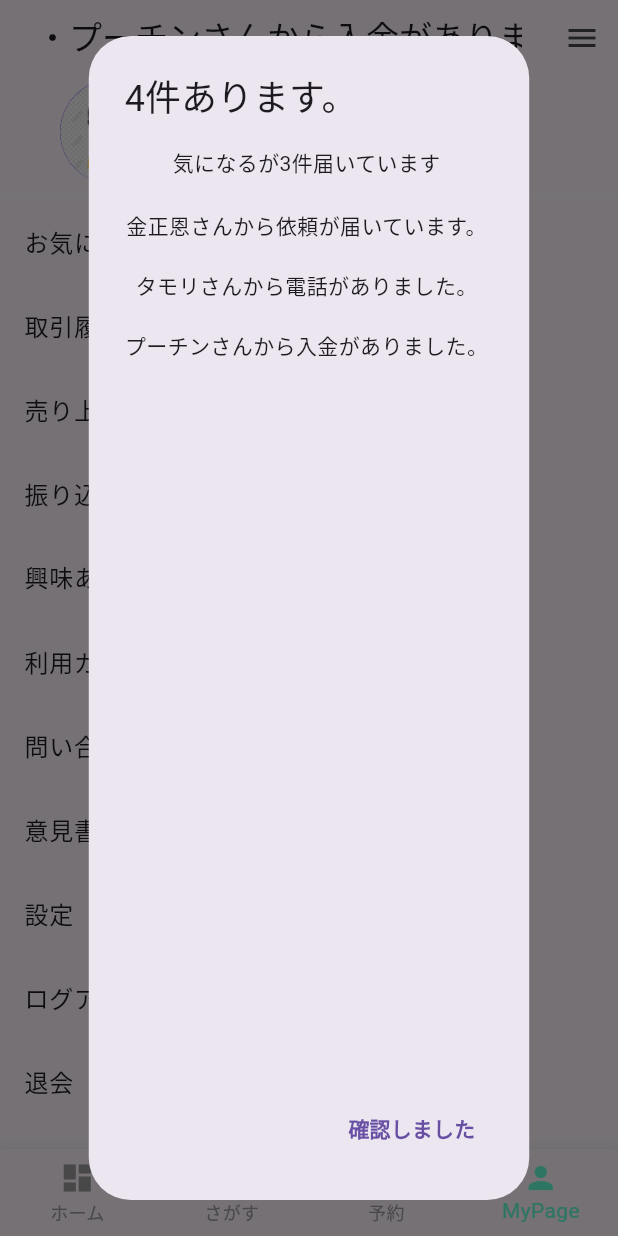
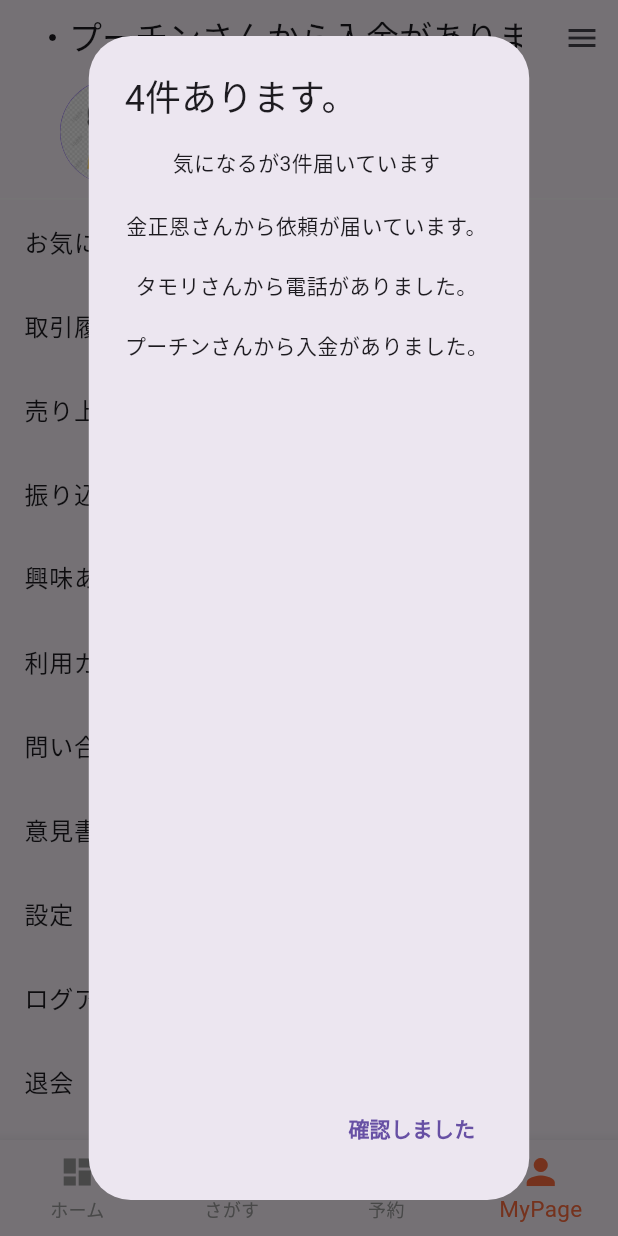
Before and after one commit to key-matrix/toyToiToy, a Flutter app: the AppTop screen opened directly, item 4 of the bottom bar chosen, on a phone screen of 412 x 824 dp. Run offline on Flutter 3.47's test engine with Material 3 defaults, Android fonts, the phone set to English and light mode, and no system bars; drawn by our look-alikes of marquee; our stand-ins replace fl_chart, flutter_riverpod, settings_ui; network calls fail; Roboto replaces fonts that are missing (JpFont).

Commit message:
UI修正-appTop(ボトムアイコン[サイズ,カラー])変更

```diff
--- a/lib/MEMO/設計書き出し.txt
+++ b/lib/MEMO/設計書き出し.txt
@@ -2,7 +2,6 @@
 −----------残
 LocalDB保存,更新処理
 課金Sys実装
-フォント変更
 UserObject(名前,画像,性別)-定義(),実装
 
 −----------2024/04/10
--- a/lib/view/view_widget/screen/app_top.dart
+++ b/lib/view/view_widget/screen/app_top.dart
@@ -69,7 +69,11 @@ class _AppTopState extends ConsumerState<AppTop> {
       bottomNavigationBar: BottomNavigationBar(
         currentIndex: _selectedIndex,
         onTap: _onItemTapped,
-        selectedItemColor: Colors.tealAccent,
+        selectedItemColor: Colors.deepOrangeAccent,
+        selectedFontSize: 15,
+        selectedIconTheme: const IconThemeData(
+          size: 28 /*選択されている時のアイコンのサイズ*/,
+        ),
         // アクティブIconカラー
         unselectedItemColor: Colors.grey,
         // 非アクティブIconカラー
```
